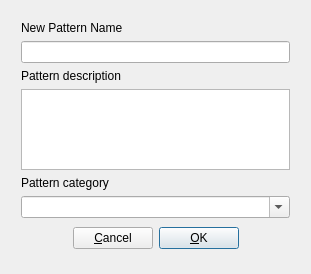
Old version of the form src/gui/src/PatternPropertiesDialog_UI.ui in the repository hydrogen-music/hydrogen.
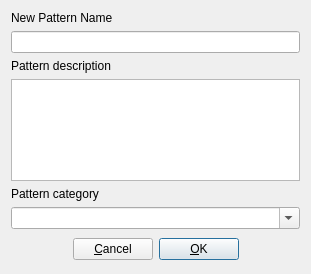
New version of the form.

```diff
--- a/src/gui/src/PatternPropertiesDialog_UI.ui
+++ b/src/gui/src/PatternPropertiesDialog_UI.ui
@@ -13,15 +13,8 @@
   <property name="windowTitle">
    <string>Form1</string>
   </property>
-  <widget class="QWidget" name="layoutWidget">
-   <property name="geometry">
-    <rect>
-     <x>10</x>
-     <y>10</y>
-     <width>291</width>
-     <height>253</height>
-    </rect>
-   </property>
+  <layout class="QGridLayout" name="gridLayout">
+   <item row="0" column="0">
    <layout class="QVBoxLayout" name="verticalLayout_2">
     <item>
      <layout class="QVBoxLayout" name="verticalLayout">
@@ -115,7 +108,8 @@
      </layout>
     </item>
    </layout>
-  </widget>
+   </item>
+  </layout>
  </widget>
  <layoutdefault spacing="6" margin="11"/>
  <resources/>
```
Lines whose indentation alone changed are shown as unchanged.
